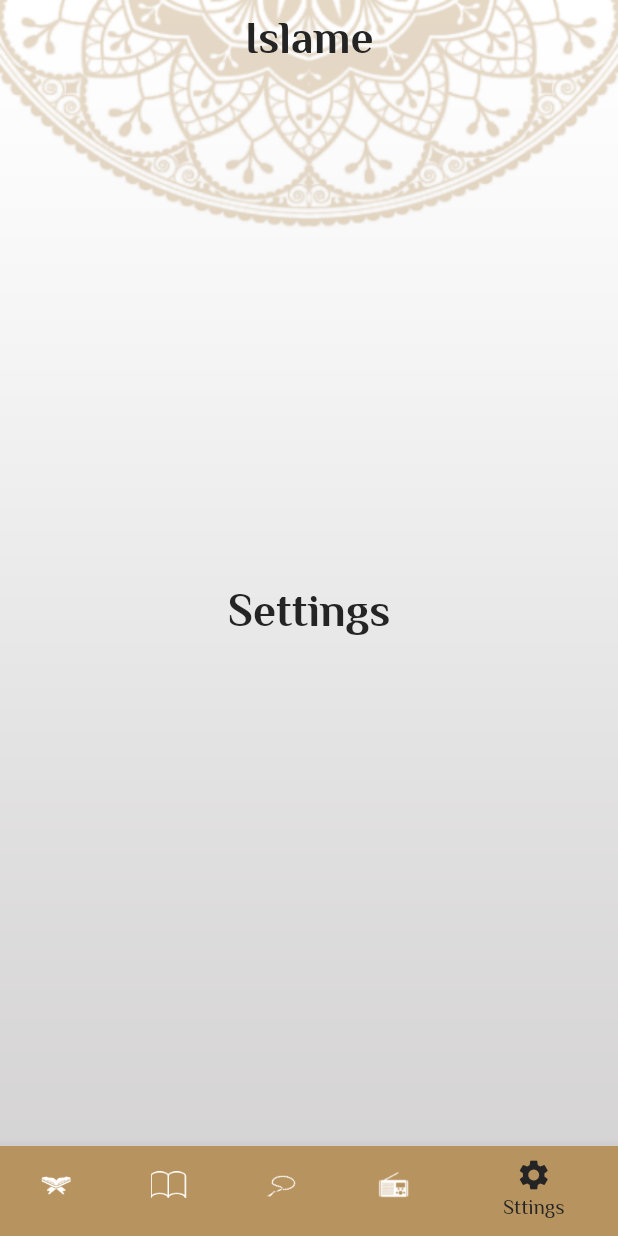
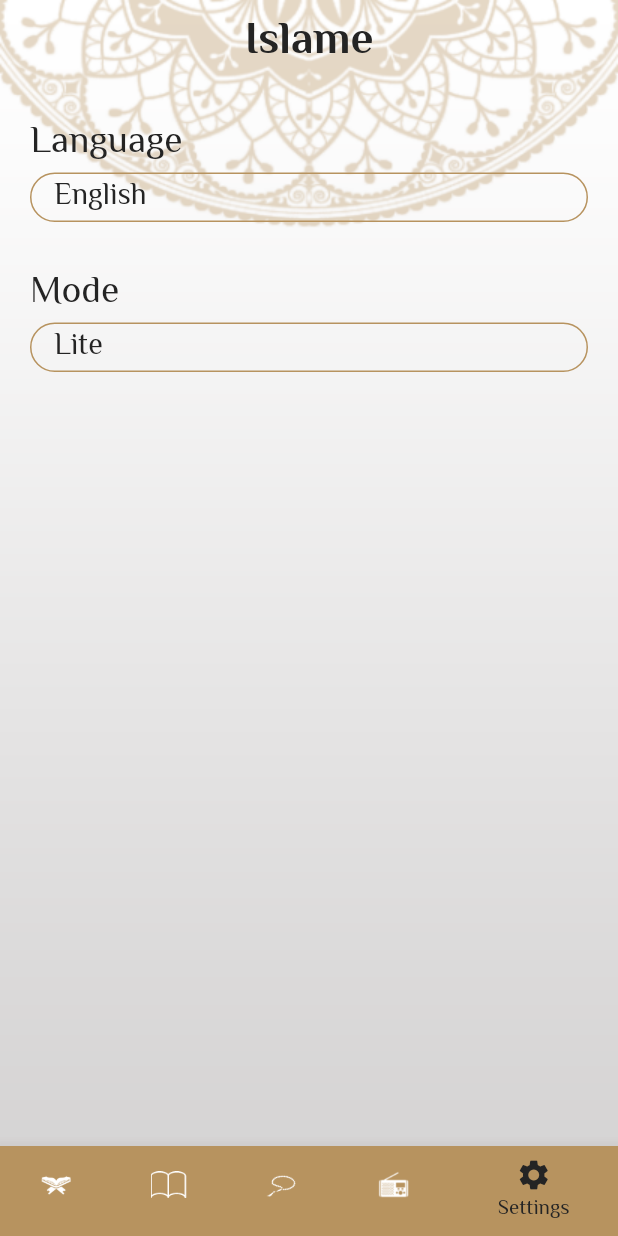
Before and after one commit to ahs25001/islame, a Flutter app: the screen it shows after launch, item 5 of the bottom bar chosen, on a phone screen of 412 x 824 dp. Run offline on Flutter 3.47's test engine with Material 2 defaults, Android fonts, the phone set to English and light mode, and no system bars; our stand-ins replace google_fonts; generated files the repository leaves out were written again.

Commit message:
add language settings

```diff
--- a/lib/l10n/app_ar.arb
+++ b/lib/l10n/app_ar.arb
@@ -6,6 +6,11 @@
   "radioIconName": "الراديو",
   "settingsIconName": "الاعدادات",
   "suraName": "اسم السورة",
-  "ahadeth": "الاحاديث"
+  "ahadeth": "الاحاديث",
+  "language": "اللغة",
+  "arabic": "العربية",
+  "english": "الانجليزية",
+  "mode": "السمة"
+
 
 }
--- a/lib/l10n/app_en.arb
+++ b/lib/l10n/app_en.arb
@@ -4,8 +4,12 @@
   "quranIconName": "Quran",
   "ahadethIconName": "Ahadeth",
   "radioIconName": "Radio",
-  "settingsIconName": "Sttings",
+  "settingsIconName": "Settings",
   "suraName": "Sura Name",
-  "ahadeth": "Ahadeth"
+  "language": "Language",
+  "ahadeth": "Ahadeth",
+  "arabic": "Arabic",
+  "english": "English",
+  "mode": "Mode"
 
 }
--- a/lib/main.dart
+++ b/lib/main.dart
@@ -1,13 +1,16 @@
 import 'package:flutter/material.dart';
-import 'package:flutter_localizations/flutter_localizations.dart';
 import 'package:islame2/hadethDitales.dart';
 import 'package:islame2/myThame.dart';
+import 'package:islame2/providers/my_provider.dart';
 import 'package:islame2/suraDitales.dart';
 import 'package:flutter_gen/gen_l10n/app_localizations.dart';
+import 'package:provider/provider.dart';
 import 'home.dart';
 
 void main() {
-  runApp(MyApp());
+  runApp(ChangeNotifierProvider(
+      create: (context) => MyProvider(),
+      child: MyApp()));
 }
 
 class MyApp extends StatelessWidget {
@@ -15,9 +18,11 @@ class MyApp extends StatelessWidget {
 
   @override
   Widget build(BuildContext context) {
+    var provider=Provider.of<MyProvider>(context);
     return MaterialApp(
       localizationsDelegates: AppLocalizations.localizationsDelegates,
       supportedLocales: AppLocalizations.supportedLocales,
+      locale: Locale(provider.locale),
       debugShowCheckedModeBanner: false,
       routes: {
         Home.routName: (context) => Home(),
--- /dev/null
+++ b/lib/providers/my_provider.dart
@@ -0,0 +1,10 @@
+import 'package:flutter/cupertino.dart';
+
+class MyProvider extends ChangeNotifier{
+  String locale ='en';
+  changeLanguage(String code)
+  {
+    locale=code;
+    notifyListeners();
+  }
+}
--- a/lib/settinsScreen.dart
+++ b/lib/settinsScreen.dart
@@ -1,11 +1,76 @@
 import 'package:flutter/material.dart';
+import 'package:islame2/bottom_sheet/language_bottom_sheet.dart';
+import 'package:islame2/myThame.dart';
+import 'package:flutter_gen/gen_l10n/app_localizations.dart';
+import 'package:islame2/providers/my_provider.dart';
+import 'package:provider/provider.dart';
 
-class Settings extends StatelessWidget {
-  static const String routName='settings';
+class Settings extends StatefulWidget {
+  static const String routName = 'settings';
+
   const Settings({super.key});
 
   @override
+  State<Settings> createState() => _SettingsState();
+}
+
+class _SettingsState extends State<Settings> {
+  @override
   Widget build(BuildContext context) {
-    return Center(child: Text("Settings",style: Theme.of(context).textTheme.bodyLarge,));
+    var provider = Provider.of<MyProvider>(context);
+    return Padding(
+      padding: const EdgeInsets.all(20.0),
+      child: Column(
+        crossAxisAlignment: CrossAxisAlignment.stretch,
+        children: [
+          Text(
+            AppLocalizations.of(context)!.language,
+            style: Theme.of(context).textTheme.bodyMedium,
+          ),
+          InkWell(
+            onTap: openLanguageBottomSheet,
+            child: Container(
+                padding: const EdgeInsets.symmetric(horizontal: 15),
+                decoration: BoxDecoration(
+                    border: Border.all(color: MyTheme.primary),
+                    borderRadius: BorderRadius.circular(18)),
+                child: Text(
+                  (provider.locale == "ar")
+                      ? AppLocalizations.of(context)!.arabic
+                      : AppLocalizations.of(context)!.english,
+                  style: Theme.of(context).textTheme.bodySmall,
+                )),
+          ),
+          SizedBox(
+            height: 28,
+          ),
+          Text(
+            AppLocalizations.of(context)!.mode,
+            style: Theme.of(context).textTheme.bodyMedium,
+          ),
+          Container(
+              padding: EdgeInsets.symmetric(horizontal: 15),
+              decoration: BoxDecoration(
+                  border: Border.all(color: MyTheme.primary),
+                  borderRadius: BorderRadius.circular(18)),
+              child: Text(
+                "Lite",
+                style: Theme.of(context).textTheme.bodySmall,
+              )),
+        ],
+      ),
+    );
+  }
+
+  openLanguageBottomSheet() {
+    showModalBottomSheet(
+        shape: OutlineInputBorder(
+            borderRadius: BorderRadius.only(
+                topLeft: Radius.circular(18), topRight: Radius.circular(18))),
+        context: context,
+        builder: (context) {
+          return LanguageBottomSheet();
+        });
+    setState(() {});
   }
 }
--- a/pubspec.yaml
+++ b/pubspec.yaml
@@ -28,6 +28,7 @@ environment:
 # the latest version available on pub.dev. To see which dependencies have newer
 # versions available, run `flutter pub outdated`.
 dependencies:
+  provider: ^6.0.5
   flutter:
     sdk: flutter
 
```
Also changed, not shown: lib/bottom_sheet/language_bottom_sheet.dart (added, +65 -0 lines), pubspec.lock.
